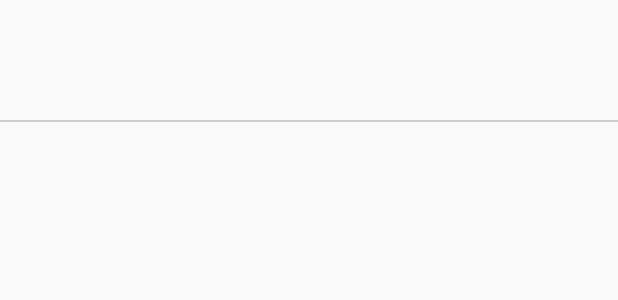
After one commit to LucasCalazans/adapter-sample, an Android app: the layout item_layout.xml on its own in the app's theme, with its tools: preview values and no code run, on a phone screen of 412 x 824 dp. The commit adds this screen. Shown: the top 300 px of the screen. Run offline under Robolectric (Android 15) with nearby library versions, the phone set to English and light mode, and no system bars.

Commit message:
Adicionando um ListAdapter ao RecyclerView com dados fixos

```diff
--- a/app/src/main/res/layout/activity_main.xml
+++ b/app/src/main/res/layout/activity_main.xml
@@ -10,9 +10,5 @@
         android:id="@+id/recycler_view"
         android:scrollbars="vertical"
         android:layout_width="match_parent"
-        android:layout_height="match_parent"
-        android:paddingTop="@dimen/activity_vertical_margin"
-        android:paddingBottom="@dimen/activity_vertical_margin"
-        android:paddingLeft="@dimen/activity_horizontal_margin"
-        android:paddingRight="@dimen/activity_horizontal_margin" />
+        android:layout_height="match_parent" />
 </RelativeLayout>
--- /dev/null
+++ b/app/src/main/res/layout/item_layout.xml
@@ -0,0 +1,19 @@
+<?xml version="1.0" encoding="utf-8"?>
+<LinearLayout
+    xmlns:android="http://schemas.android.com/apk/res/android"
+    android:orientation="vertical"
+    android:layout_width="match_parent"
+    android:layout_height="wrap_content">
+
+    <TextView
+        android:id="@+id/item_title"
+        android:layout_width="match_parent"
+        android:layout_height="80dp"
+        android:gravity="center_vertical|center_horizontal"/>
+
+    <View
+        android:layout_width="match_parent"
+        android:layout_height="1dp"
+        android:background="#CCCCCC"/>
+
+</LinearLayout>
```
Also changed, not shown: app/src/main/java/com/unifacs/eds2/adaptersample/ListAdapter.java (added, +47 -0 lines), app/src/main/java/com/unifacs/eds2/adaptersample/MainActivity.java (+21 -0 lines).
